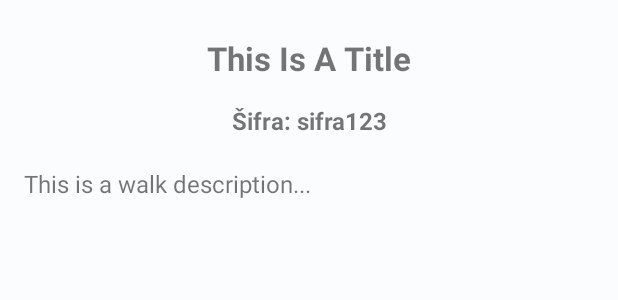
After one commit to lukasunara/eduwalk-android, an Android app: the layout dialog_walk_info.xml on its own in the app's theme, with its tools: preview values and no code run, on a phone screen of 412 x 824 dp. The commit adds this screen. Shown: the top 300 px of the screen. Run offline under Robolectric (Android 15) with nearby library versions, the phone set to English and light mode, and no system bars; network calls fail.

Commit message:
Add walk screen and info dialog

```diff
--- a/app/build.gradle
+++ b/app/build.gradle
@@ -5,6 +5,7 @@ plugins {
     id 'com.google.dagger.hilt.android'
     id 'kotlinx-serialization'
     id 'androidx.navigation.safeargs.kotlin'
+    id 'kotlin-parcelize'
 }
 
 android {
--- a/app/src/main/kotlin/hr/eduwalk/data/model/Walk.kt
+++ b/app/src/main/kotlin/hr/eduwalk/data/model/Walk.kt
@@ -1,12 +1,15 @@
 package hr.eduwalk.data.model
 
+import android.os.Parcelable
+import kotlinx.parcelize.Parcelize
 import kotlinx.serialization.SerialName
 import kotlinx.serialization.Serializable
 
+@Parcelize
 @Serializable
 data class Walk(
     @SerialName("id") val id: String,
     @SerialName("title") val title: String,
     @SerialName("description") val description: String? = null,
     @SerialName("creatorId") val creatorId: String? = null,
-)
+) : Parcelable
--- a/app/src/main/kotlin/hr/eduwalk/ui/fragment/StartNewWalkFragment.kt
+++ b/app/src/main/kotlin/hr/eduwalk/ui/fragment/StartNewWalkFragment.kt
@@ -6,7 +6,6 @@ import android.text.TextWatcher
 import android.view.LayoutInflater
 import android.view.View
 import android.view.ViewGroup
-import android.widget.Toast
 import androidx.fragment.app.viewModels
 import androidx.lifecycle.lifecycleScope
 import dagger.hilt.android.AndroidEntryPoint
@@ -76,8 +75,7 @@ class StartNewWalkFragment : BaseFragment(contentLayoutId = R.layout.fragment_st
             viewModel.eventsFlow.collect { event ->
                 when (event) {
                     is StartNewWalkEvent.StartWalk -> {
-                        Toast.makeText(context, event.walk.title, Toast.LENGTH_LONG).show()
-                        // TODO("navigate to walk screen")
+                        navController.navigate(StartNewWalkFragmentDirections.navigateToWalkFragment(walk = event.walk))
                     }
                     is StartNewWalkEvent.ShowDefaultWalks -> walksAdapter.submitList(event.walks)
                     null -> {
--- /dev/null
+++ b/app/src/main/res/layout/dialog_walk_info.xml
@@ -0,0 +1,43 @@
+<?xml version="1.0" encoding="utf-8"?>
+<ScrollView xmlns:android="http://schemas.android.com/apk/res/android"
+    xmlns:tools="http://schemas.android.com/tools"
+    android:layout_width="match_parent"
+    android:layout_height="wrap_content">
+
+    <LinearLayout
+        android:layout_width="match_parent"
+        android:layout_height="wrap_content"
+        android:gravity="center_horizontal"
+        android:orientation="vertical">
+
+        <TextView
+            android:id="@+id/walk_title"
+            android:layout_width="match_parent"
+            android:layout_height="wrap_content"
+            android:gravity="center"
+            android:paddingHorizontal="12dp"
+            android:paddingTop="24dp"
+            android:paddingBottom="12dp"
+            android:textSize="22sp"
+            android:textStyle="bold"
+            tools:text="This Is A Title" />
+
+        <TextView
+            android:id="@+id/walk_id"
+            android:layout_width="match_parent"
+            android:layout_height="wrap_content"
+            android:gravity="center"
+            android:padding="4dp"
+            android:textSize="16sp"
+            android:textStyle="bold"
+            tools:text="Šifra: sifra123" />
+
+        <TextView
+            android:id="@+id/walk_description"
+            android:layout_width="match_parent"
+            android:layout_height="wrap_content"
+            android:padding="16dp"
+            android:textSize="16sp"
+            tools:text="This is a walk description..." />
+    </LinearLayout>
+</ScrollView>
--- a/app/src/main/res/values/strings.xml
+++ b/app/src/main/res/values/strings.xml
@@ -21,4 +21,7 @@
     <string name="start_walk">Započni šetnju</string>
     <string name="or">ili</string>
     <string name="choose_default_walk">Odaberi jednu od javno dostupnih šetnji</string>
+
+    <!-- Walk -->
+    <string name="walk_id">Šifra: %s</string>
 </resources>
```
Also changed, not shown: app/src/main/kotlin/hr/eduwalk/ui/dialog/WalkInfoDialog.kt (added, +30 -0 lines), app/src/main/kotlin/hr/eduwalk/ui/event/WalkEvent.kt (added, +8 -0 lines), app/src/main/kotlin/hr/eduwalk/ui/fragment/WalkFragment.kt (added, +91 -0 lines), app/src/main/kotlin/hr/eduwalk/ui/viewmodel/WalkViewModel.kt (added, +27 -0 lines), app/src/main/res/layout/fragment_walk.xml (added, +16 -0 lines), app/src/main/res/navigation/nav_graph_main.xml (+14 -0 lines).
